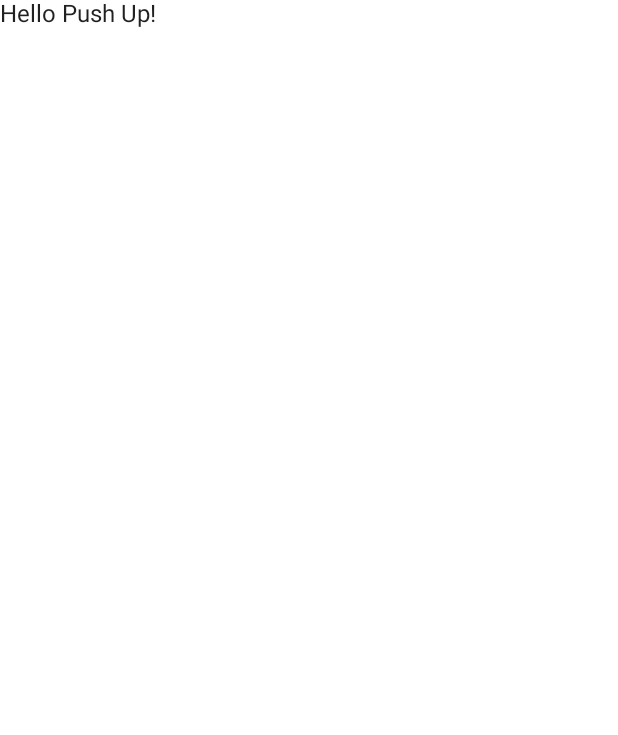
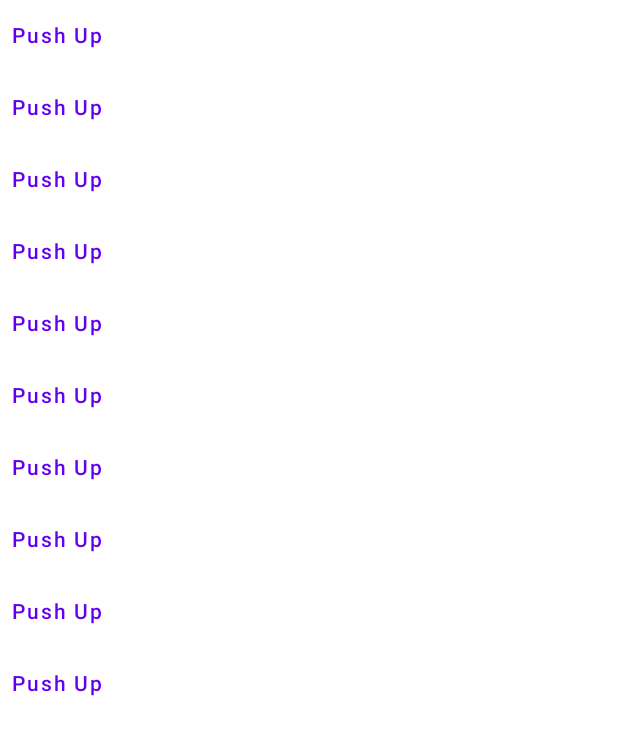
Before and after one commit to JoeSemper/PushUpProgram, an Android app built with Jetpack Compose: the screen it shows after launch (MainActivity), on a phone screen of 412 x 824 dp. Before the commit the part shown is almost empty. Shown: the top 735 px of the screen. Run offline under Robolectric (Android 15) with nearby library versions, the phone set to English and light mode, and no system bars.

Commit message:
Base architecture

```diff
--- a/app/src/main/AndroidManifest.xml
+++ b/app/src/main/AndroidManifest.xml
@@ -4,6 +4,7 @@
     package="com.joesemper.pushupprogram" >
 
     <application
+        android:name=".PushUpApp"
         android:allowBackup="true"
         android:dataExtractionRules="@xml/data_extraction_rules"
         android:fullBackupContent="@xml/backup_rules"
@@ -12,7 +13,7 @@
         android:roundIcon="@mipmap/ic_launcher_round"
         android:supportsRtl="true"
         android:theme="@style/Theme.PushUpProgram"
-        tools:targetApi="31" >
+        tools:targetApi="33" >
         <activity
             android:name="com.joesemper.pushupprogram.MainActivity"
             android:exported="true"
--- /dev/null
+++ b/app/src/main/java/com/joesemper/pushupprogram/AppNavigation.kt
@@ -0,0 +1,28 @@
+package com.joesemper.pushupprogram
+
+import androidx.compose.runtime.Composable
+import androidx.compose.ui.Modifier
+import androidx.navigation.NavHostController
+import androidx.navigation.compose.NavHost
+import androidx.navigation.compose.composable
+import androidx.navigation.compose.rememberNavController
+import com.joesemper.pushupprogram.ui.screens.home.HomeScreen
+
+const val HOME_ROUTE = "home"
+
+@Composable
+fun AppNavHost(
+    modifier: Modifier = Modifier,
+    navController: NavHostController = rememberNavController(),
+    startDestination: String = HOME_ROUTE
+) {
+    NavHost(
+        modifier = modifier,
+        navController = navController,
+        startDestination = startDestination
+    ) {
+        composable(route = HOME_ROUTE) {
+            HomeScreen()
+        }
+    }
+}
--- a/app/src/main/java/com/joesemper/pushupprogram/MainActivity.kt
+++ b/app/src/main/java/com/joesemper/pushupprogram/MainActivity.kt
@@ -10,6 +10,7 @@ import androidx.compose.material.Text
 import androidx.compose.runtime.Composable
 import androidx.compose.ui.Modifier
 import androidx.compose.ui.tooling.preview.Preview
+import com.joesemper.pushupprogram.ui.screens.home.HomeScreen
 import com.joesemper.pushupprogram.ui.theme.PushUpProgramTheme
 
 class MainActivity : ComponentActivity() {
@@ -17,24 +18,8 @@ class MainActivity : ComponentActivity() {
         super.onCreate(savedInstanceState)
         setContent {
             PushUpProgramTheme {
-                // A surface container using the 'background' color from the theme
-                Surface(modifier = Modifier.fillMaxSize(), color = MaterialTheme.colors.background) {
-                    Greeting("Push Up")
-                }
+                AppNavHost()
             }
         }
     }
 }
-
-@Composable
-fun Greeting(name: String) {
-    Text(text = "Hello $name!")
-}
-
-@Preview(showBackground = true)
-@Composable
-fun DefaultPreview() {
-    PushUpProgramTheme {
-        Greeting("Android")
-    }
-}
--- /dev/null
+++ b/app/src/main/java/com/joesemper/pushupprogram/PushUpApp.kt
@@ -0,0 +1,23 @@
+package com.joesemper.pushupprogram
+
+import android.app.Application
+import com.joesemper.pushupprogram.di.mainModule
+import org.koin.android.ext.koin.androidContext
+import org.koin.android.ext.koin.androidLogger
+import org.koin.core.context.startKoin
+import org.koin.core.logger.Level
+
+class PushUpApp: Application() {
+
+    override fun onCreate() {
+        super.onCreate()
+
+        startKoin {
+            androidLogger(if (BuildConfig.DEBUG) Level.ERROR else Level.NONE)
+            androidContext(this@PushUpApp)
+            modules(
+                mainModule
+            )
+        }
+    }
+}
--- /dev/null
+++ b/app/src/main/java/com/joesemper/pushupprogram/di/MainModule.kt
@@ -0,0 +1,9 @@
+package com.joesemper.pushupprogram.di
+
+import com.joesemper.pushupprogram.ui.screens.home.HomeViewModel
+import org.koin.androidx.viewmodel.dsl.viewModel
+import org.koin.dsl.module
+
+val mainModule = module {
+    viewModel { HomeViewModel() }
+}
--- /dev/null
+++ b/app/src/main/java/com/joesemper/pushupprogram/ui/screens/home/HomeScreen.kt
@@ -0,0 +1,26 @@
+package com.joesemper.pushupprogram.ui.screens.home
+
+import androidx.compose.foundation.lazy.LazyColumn
+import androidx.compose.material.Scaffold
+import androidx.compose.material.Text
+import androidx.compose.material.TextButton
+import androidx.compose.runtime.Composable
+import androidx.compose.runtime.collectAsState
+import org.koin.androidx.compose.getViewModel
+
+@Composable
+fun HomeScreen() {
+
+    val viewModel: HomeViewModel = getViewModel()
+    val value = viewModel.homeState.collectAsState()
+
+    Scaffold() {
+        LazyColumn {
+            items(count = 10) {
+                TextButton(onClick = { viewModel.onClick() }) {
+                    Text(text = value.value)
+                }
+            }
+        }
+    }
+}
--- /dev/null
+++ b/app/src/main/java/com/joesemper/pushupprogram/ui/screens/home/HomeViewModel.kt
@@ -0,0 +1,17 @@
+package com.joesemper.pushupprogram.ui.screens.home
+
+import androidx.lifecycle.ViewModel
+import kotlinx.coroutines.flow.MutableStateFlow
+import kotlinx.coroutines.flow.update
+
+class HomeViewModel(): ViewModel() {
+
+    val homeState = MutableStateFlow("Push Up")
+
+    fun onClick() {
+        homeState.update { value ->
+            value + "1"
+        }
+    }
+
+}
--- a/settings.gradle
+++ b/settings.gradle
@@ -12,5 +12,5 @@ dependencyResolutionManagement {
         mavenCentral()
     }
 }
-rootProject.name = "PushUpProgramm"
+rootProject.name = "PushUpProgram"
 include ':app'
```
